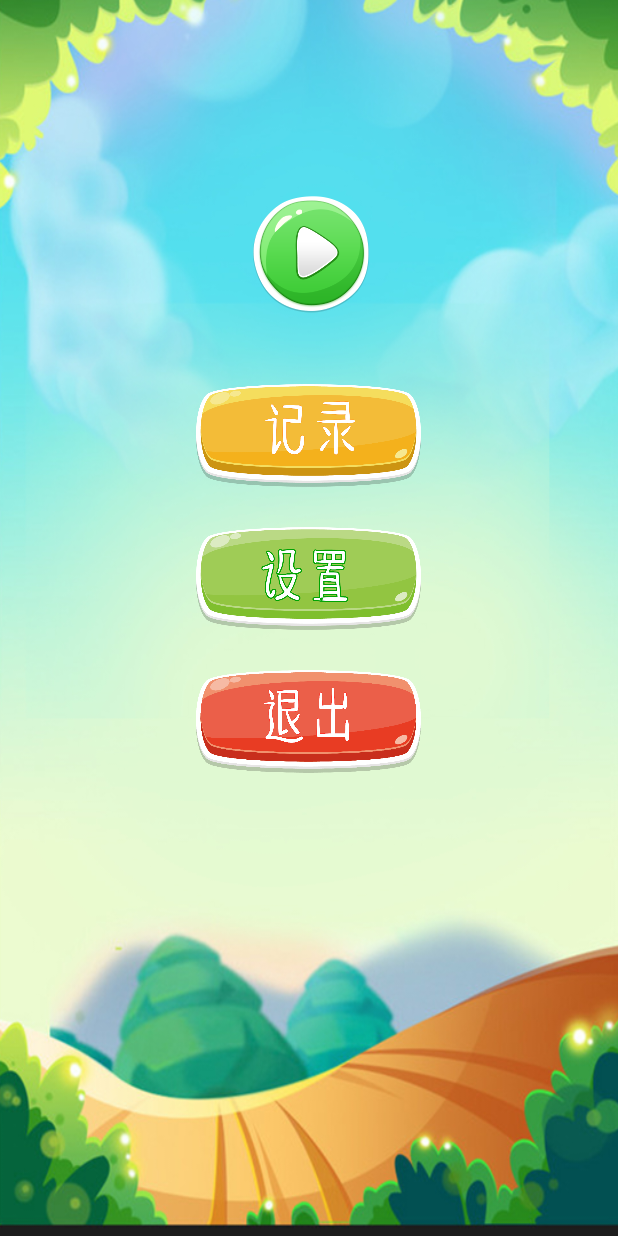
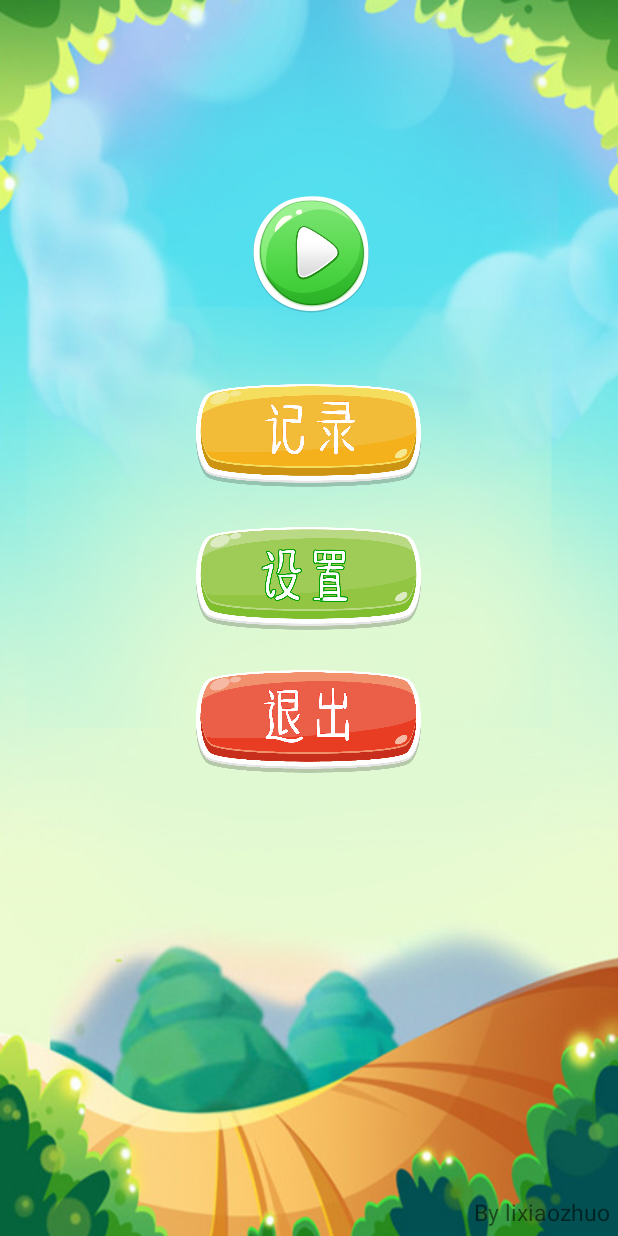
Before and after one commit to lixiaozhuo/MyAndroid, an Android app: the screen it shows after launch (GameMenu before the commit, GameMenuActivity after it), on a phone screen of 412 x 824 dp. Run offline under Robolectric (Android 15) with nearby library versions, the phone set to English and light mode, and no system bars; pictures from the network do not load.

Commit message:
添加github页面 更改计时不同步bug

```diff
--- a/Game/app/src/main/AndroidManifest.xml
+++ b/Game/app/src/main/AndroidManifest.xml
@@ -1,7 +1,8 @@
 <?xml version="1.0" encoding="utf-8"?>
 <manifest xmlns:android="http://schemas.android.com/apk/res/android"
     package="com.lixiaozhuo.game">
-
+    <!--联网权限-->
+    <uses-permission android:name="android.permission.INTERNET"/>
     <application
         android:allowBackup="true"
         android:icon="@mipmap/logo"
@@ -9,21 +10,23 @@
         android:roundIcon="@mipmap/logo_round"
         android:supportsRtl="true"
         android:theme="@style/AppTheme">
-        <activity android:name=".view.GameMenu">
+        <activity android:name=".view.GameMenuActivity">
             <intent-filter>
                 <action android:name="android.intent.action.MAIN" />
 
                 <category android:name="android.intent.category.LAUNCHER" />
             </intent-filter>
         </activity>
-        <activity android:name=".view.PlayGame" />
+        <activity android:name=".view.GamePlayActivity" />
+        <activity android:name=".view.GitHubPageActivity"/>
 
         <service android:name=".components.NativeMusicService" />
 
         <receiver
             android:name=".components.BatteryBroadcastReceiver"
             android:enabled="true"
-            android:exported="true"></receiver>
+            android:exported="true"/>
+
     </application>
 
 </manifest>
--- a/Game/app/src/main/java/com/lixiaozhuo/game/service/GameService.java
+++ b/Game/app/src/main/java/com/lixiaozhuo/game/service/GameService.java
@@ -35,6 +35,8 @@ public class GameService {
     public void initGame(Game game) {
         //清空计时
         game.setTime(0);
+        //清空计时显示
+        layoutService.clearTime();
         //修改游戏状态为运行态
         game.setGameState(GameState.RUNNING);
         //清除界面中的人物和踏板
@@ -134,6 +136,7 @@ public class GameService {
         game.setTime(game.getTime() + 1000);
         //界面更新
         layoutService.updateTime(game.getTime());
+
     }
 
 }
--- a/Game/app/src/main/java/com/lixiaozhuo/game/view/GameMenu.java
+++ b/Game/app/src/main/java/com/lixiaozhuo/game/view/GameMenuActivity.java
@@ -2,40 +2,41 @@ package com.lixiaozhuo.game.view;
 
 import android.app.Activity;
 import android.content.Intent;
-import android.media.AudioAttributes;
-import android.media.AudioManager;
-import android.media.SoundPool;
+import android.net.Uri;
 import android.os.Bundle;
 import android.support.annotation.Nullable;
-import android.util.Log;
 import android.view.View;
 import android.view.WindowManager;
-import android.widget.ImageButton;
 
 
 import com.lixiaozhuo.game.R;
 import com.lixiaozhuo.game.service.MusicService;
 
-import java.util.HashMap;
-
 /**
  * 游戏初始菜单
  */
-public class GameMenu extends Activity implements View.OnClickListener {
+public class GameMenuActivity extends Activity implements View.OnClickListener {
 
     private MusicService musicService;
 
     @Override
     protected void onCreate(@Nullable Bundle savedInstanceState) {
         super.onCreate(savedInstanceState);
-        //透明导航栏
-        getWindow().addFlags(WindowManager.LayoutParams.FLAG_TRANSLUCENT_NAVIGATION);
         setContentView(R.layout.game_menu);
         //获取控件并绑定事件
         findViewById(R.id.btnPlay).setOnClickListener(this);
         findViewById(R.id.btnRecord).setOnClickListener(this);
         findViewById(R.id.btnSetting).setOnClickListener(this);
         findViewById(R.id.btnExit).setOnClickListener(this);
+        //作者按钮
+        findViewById(R.id.btnAuthor).setOnClickListener(new View.OnClickListener() {
+            @Override
+            public void onClick(View v) {
+                //打开github
+                startActivity(new Intent(GameMenuActivity.this,GitHubPageActivity.class));
+            }
+        });
+
         musicService = new MusicService(this);
     }
 
@@ -46,7 +47,7 @@ public class GameMenu extends Activity implements View.OnClickListener {
         switch (view.getId()){
             //开始游戏
             case R.id.btnPlay:
-                startActivity(new Intent(this,PlayGame.class));
+                startActivity(new Intent(this,GamePlayActivity.class));
                 break;
             //排行榜
             case R.id.btnRecord:
--- a/Game/app/src/main/java/com/lixiaozhuo/game/view/GameSettingDialog.java
+++ b/Game/app/src/main/java/com/lixiaozhuo/game/view/GameSettingDialog.java
@@ -37,6 +37,8 @@ public class GameSettingDialog extends Dialog implements View.OnClickListener{
         setting = gameSettingService.getSetting();
         //将对应人物和级别选中
         ((RadioButton)findViewById(setting.getMenNO())).setChecked(true);
+        Log.e("AndroidApplication",setting.getLevelNO()+"");
+        Log.e("AndroidApplication",R.id.radioLevel1+"");
         ((RadioButton)findViewById(setting.getLevelNO())).setChecked(true);
         //设置级别按钮单选
         radioSingleSelection(setting.getLevelNO());
--- a/Game/app/src/main/res/layout/game_menu.xml
+++ b/Game/app/src/main/res/layout/game_menu.xml
@@ -1,12 +1,11 @@
 <?xml version="1.0" encoding="utf-8"?>
 <RelativeLayout xmlns:android="http://schemas.android.com/apk/res/android"
-    xmlns:app="http://schemas.android.com/apk/res-auto"
     android:id="@+id/GameMenu"
     android:layout_width="match_parent"
     android:layout_height="match_parent"
     android:background="@mipmap/menu_bg"
-    android:fitsSystemWindows="true"
-    android:clipToPadding="true">
+    android:clipToPadding="true"
+    android:fitsSystemWindows="true">
 
     <ImageButton
         android:id="@+id/btnPlay"
@@ -15,30 +14,30 @@
         android:layout_alignParentTop="true"
         android:layout_centerHorizontal="true"
         android:layout_marginTop="120dp"
-        android:src="@mipmap/button_play"
-        android:background="#0fff"/>
+        android:background="#0fff"
+        android:src="@mipmap/button_play" />
 
     <ImageButton
         android:id="@+id/btnRecord"
         android:layout_width="150dp"
         android:layout_height="70dp"
+        android:layout_below="@id/btnPlay"
         android:layout_centerHorizontal="true"
-        android:layout_below="@id/btnPlay"
         android:layout_marginTop="35dp"
+        android:background="#0fff"
         android:scaleType="fitCenter"
-        android:src="@mipmap/button_record"
-        android:background="#0fff"/>
+        android:src="@mipmap/button_record" />
 
     <ImageButton
         android:id="@+id/btnSetting"
         android:layout_width="150dp"
         android:layout_height="70dp"
+        android:layout_below="@id/btnRecord"
         android:layout_centerHorizontal="true"
-        android:layout_below="@id/btnRecord"
         android:layout_marginTop="25dp"
+        android:background="#0fff"
         android:scaleType="fitCenter"
-        android:src="@mipmap/button_setting"
-        android:background="#0fff"/>
+        android:src="@mipmap/button_setting" />
 
 
     <ImageButton
@@ -46,9 +45,19 @@
         android:layout_width="150dp"
         android:layout_height="70dp"
         android:layout_below="@id/btnSetting"
+        android:layout_centerHorizontal="true"
         android:layout_marginTop="25dp"
-        android:layout_centerHorizontal="true"
+        android:background="#0fff"
         android:scaleType="fitCenter"
-        android:src="@mipmap/button_exit"
-        android:background="#0fff"/>
+        android:src="@mipmap/button_exit" />
+
+    <TextView
+        android:id="@+id/btnAuthor"
+        android:layout_width="wrap_content"
+        android:layout_height="wrap_content"
+        android:layout_alignParentBottom="true"
+        android:layout_alignParentEnd="true"
+        android:layout_margin="5dp"
+        android:text="By lixiaozhuo"
+        android:textSize="15sp" />
 </RelativeLayout>
```
Also changed, not shown: Game/app/src/main/java/com/lixiaozhuo/game/domain/GameScore.java (+5 -4 lines), Game/app/src/main/java/com/lixiaozhuo/game/service/LayoutService.java (+8 -0 lines), Game/app/src/main/java/com/lixiaozhuo/game/view/GamePlayActivity.java (renamed from Game/app/src/main/java/com/lixiaozhuo/game/view/PlayGame.java, +10 -2 lines), Game/app/src/main/java/com/lixiaozhuo/game/view/GitHubPageActivity.java (added, +73 -0 lines), Game/app/src/main/res/drawable/progressbar.xml (added, +16 -0 lines), Game/app/src/main/res/layout/github_page.xml (added, +16 -0 lines), Game/app/src/main/res/mipmap-xxhdpi/menu_bg.jpg.
